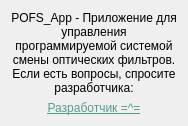
The window that assets/about.ui (Danya0x07/POFS_App) describes before a commit, drawn with Qt 5.
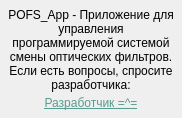
The same window after the commit.

```diff
--- a/assets/about.ui
+++ b/assets/about.ui
@@ -6,17 +6,32 @@
    <rect>
     <x>0</x>
     <y>0</y>
-    <width>192</width>
-    <height>106</height>
+    <width>200</width>
+    <height>116</height>
    </rect>
   </property>
   <property name="windowTitle">
    <string>О программе</string>
   </property>
   <layout class="QVBoxLayout" name="verticalLayout">
+   <property name="spacing">
+    <number>4</number>
+   </property>
    <property name="sizeConstraint">
     <enum>QLayout::SetFixedSize</enum>
    </property>
+   <property name="leftMargin">
+    <number>8</number>
+   </property>
+   <property name="topMargin">
+    <number>8</number>
+   </property>
+   <property name="rightMargin">
+    <number>8</number>
+   </property>
+   <property name="bottomMargin">
+    <number>8</number>
+   </property>
    <item>
     <widget class="QLabel" name="label">
      <property name="sizePolicy">
```
